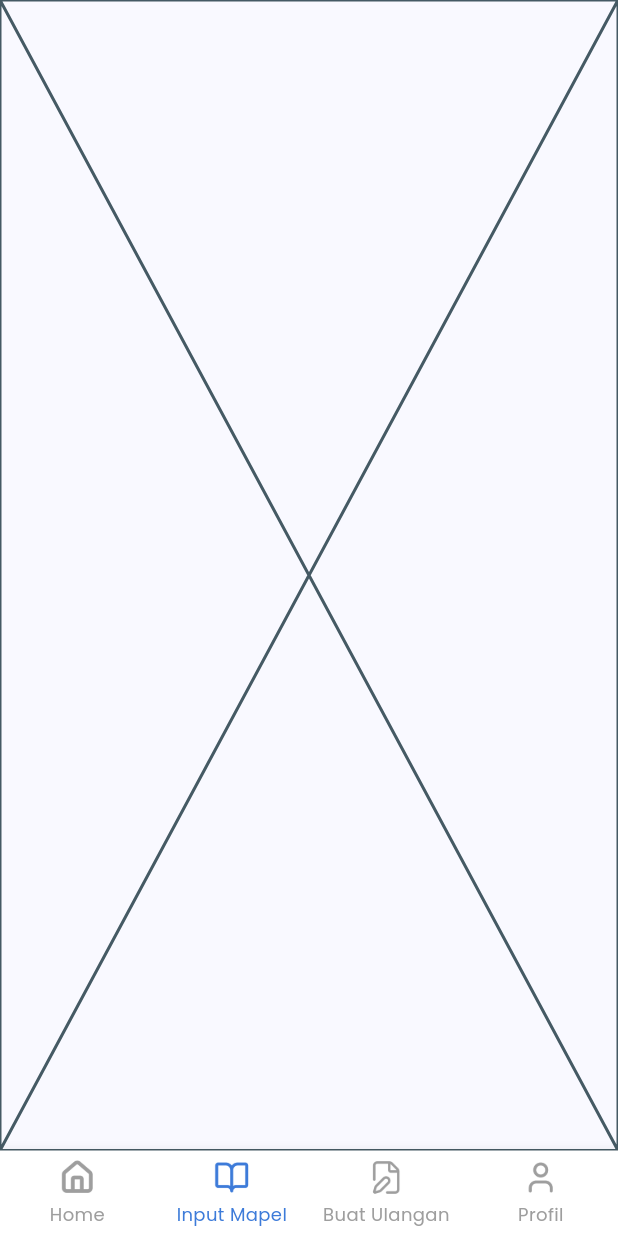
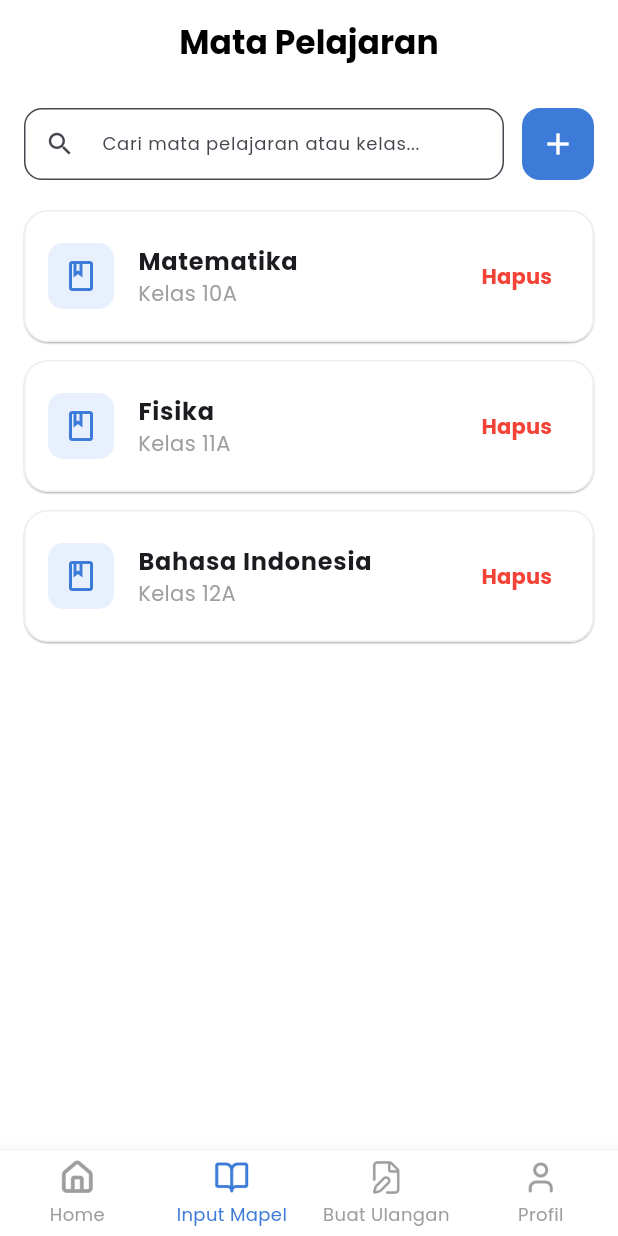
Before and after one commit to restuzaki/MentorA, a Flutter app: the screen it shows after launch, item 2 of the bottom bar chosen, on a phone screen of 412 x 824 dp. Run offline on Flutter 3.47's test engine with Material 3 defaults, Android fonts, the phone set to English and light mode, and no system bars; our stand-ins replace fl_chart, shared_preferences, video_player.

Commit message:
Add Subject Teacher Screen

```diff
--- a/lib/screen/teacher/home_teacher_screen.dart
+++ b/lib/screen/teacher/home_teacher_screen.dart
@@ -1,7 +1,7 @@
 import 'package:flutter/material.dart';
 import 'package:mentor_a/screen/teacher/dashboard_teacher_screen.dart';
 import 'package:mentor_a/screen/teacher/exam_teacher_screen.dart';
-import 'package:mentor_a/screen/teacher/input_mapel_screen.dart';
+import 'package:mentor_a/screen/teacher/subject_teacher_screen.dart';
 import 'package:mentor_a/widget/teacher_bottom_nav.dart';
 
 import '../profile_screen.dart';
@@ -17,7 +17,7 @@ class _HomeTeacherScreenState extends State<HomeTeacherScreen> {
   int _selectedIndex = 0;
   final List<Widget> _pages = [
     const DashboardTeacherScreen(),
-    const InputMapelScreen(),
+    const SubjectTeacherScreen(),
     const ExamTeacherScreen(),
     const ProfileScreen(),
   ];
--- a/lib/screen/teacher/input_mapel_screen.dart
+++ /dev/null
@@ -1,10 +0,0 @@
-import 'package:flutter/widgets.dart';
-
-class InputMapelScreen extends StatelessWidget {
-  const InputMapelScreen({super.key});
-
-  @override
-  Widget build(BuildContext context) {
-    return const Placeholder();
-  }
-}
--- a/lib/screen/teacher/subject_teacher_screen.dart
+++ b/lib/screen/teacher/subject_teacher_screen.dart
@@ -0,0 +1,96 @@
+import 'package:flutter/material.dart';
+import 'package:mentor_a/model/subject_model.dart';
+import 'package:mentor_a/screen/teacher/add_subject_teacher_screen.dart';
+import 'package:mentor_a/style/custom_color.dart';
+import 'package:mentor_a/widget/subject_card.dart';
+import 'package:mentor_a/widget/subject_search_bar.dart';
+
+class SubjectTeacherScreen extends StatefulWidget {
+  const SubjectTeacherScreen({super.key});
+
+  @override
+  State<SubjectTeacherScreen> createState() => _SubjectTeacherScreenState();
+}
+
+class _SubjectTeacherScreenState extends State<SubjectTeacherScreen> {
+  final List<Subject> subjects = [
+    Subject("Matematika", "Kelas 10A", []),
+    Subject("Fisika", "Kelas 11A", []),
+    Subject("Bahasa Indonesia", "Kelas 12A", []),
+  ];
+
+  void _navigateToAddSubject() {
+    Navigator.push(
+      context,
+      MaterialPageRoute(builder: (context) => const AddSubjectTeacherScreen()),
+    );
+  }
+
+  void _deleteSubject(int index) {
+    setState(() {
+      subjects.removeAt(index);
+    });
+
+    ScaffoldMessenger.of(context).showSnackBar(
+      const SnackBar(
+        content: Row(
+          children: [
+            Icon(Icons.check_circle, color: Colors.white),
+            SizedBox(width: 10),
+            Text("Mata pelajaran berhasil dihapus"),
+          ],
+        ),
+        backgroundColor: Colors.green,
+        behavior: SnackBarBehavior.floating,
+      ),
+    );
+  }
+
+  @override
+  Widget build(BuildContext context) {
+    return Scaffold(
+      backgroundColor: CustomColor.backgroundColor,
+      appBar: AppBar(
+        title: const Text(
+          "Mata Pelajaran",
+          style: TextStyle(color: Colors.black, fontWeight: FontWeight.bold),
+        ),
+        centerTitle: true,
+        backgroundColor: CustomColor.backgroundColor,
+        elevation: 0.5,
+        scrolledUnderElevation: 0,
+        surfaceTintColor: Colors.transparent,
+      ),
+      body: Padding(
+        padding: const EdgeInsets.all(16.0),
+        child: Column(
+          children: [
+            SubjectSearchBar(onAddPressed: _navigateToAddSubject),
+            const SizedBox(height: 20),
+            Expanded(
+              child: ListView.builder(
+                itemCount: subjects.length,
+                itemBuilder: (context, index) {
+                  return SubjectCard(
+                    title: subjects[index].name,
+                    subtitle: subjects[index].grade,
+                    trailing: TextButton(
+                      onPressed: () => _deleteSubject(index),
+                      child: const Text(
+                        "Hapus",
+                        style: TextStyle(
+                          color: Colors.red,
+                          fontWeight: FontWeight.w600,
+                        ),
+                      ),
+                    ),
+                  );
+                },
+              ),
+            ),
+          ],
+        ),
+      ),
+    );
+  }
+}
--- /dev/null
+++ b/lib/widget/subject_card.dart
@@ -0,0 +1,60 @@
+import 'package:flutter/material.dart';
+import 'package:mentor_a/style/custom_color.dart';
+
+/// A reusable subject list card with a book icon, title, subtitle,
+/// and an optional trailing widget (e.g. a "Hapus" button).
+/// Used on both student and teacher subject screens.
+class SubjectCard extends StatelessWidget {
+  final String title;
+  final String subtitle;
+  final VoidCallback? onTap;
+  final Widget? trailing;
+
+  const SubjectCard({
+    super.key,
+    required this.title,
+    required this.subtitle,
+    this.onTap,
+    this.trailing,
+  });
+
+  @override
+  Widget build(BuildContext context) {
+    return GestureDetector(
+      onTap: onTap,
+      child: Card(
+        color: CustomColor.backgroundColor,
+        shadowColor: Colors.grey,
+        elevation: 0.5,
+        margin: const EdgeInsets.only(bottom: 12),
+        shape: RoundedRectangleBorder(
+          borderRadius: BorderRadius.circular(16),
+          side: BorderSide(color: Colors.grey.shade200),
+        ),
+        child: ListTile(
+          contentPadding: const EdgeInsets.symmetric(
+            horizontal: 16,
+            vertical: 8,
+          ),
+          leading: Container(
+            padding: const EdgeInsets.all(10),
+            decoration: BoxDecoration(
+              color: const Color(0xFFE8F0FE),
+              borderRadius: BorderRadius.circular(10),
+            ),
+            child: const Icon(
+              Icons.book_outlined,
+              color: CustomColor.primaryColor,
+            ),
+          ),
+          title: Text(
+            title,
+            style: const TextStyle(fontWeight: FontWeight.w600),
+          ),
+          subtitle: Text(subtitle, style: const TextStyle(color: Colors.grey)),
+          trailing: trailing,
+        ),
+      ),
+    );
+  }
+}
--- /dev/null
+++ b/lib/widget/subject_search_bar.dart
@@ -0,0 +1,51 @@
+import 'package:flutter/material.dart';
+import 'package:mentor_a/style/custom_color.dart';
+
+/// A reusable search bar row with a "+" action button.
+/// Used on both student and teacher subject screens.
+class SubjectSearchBar extends StatelessWidget {
+  final String hintText;
+  final VoidCallback onAddPressed;
+
+  const SubjectSearchBar({
+    super.key,
+    this.hintText = "Cari mata pelajaran atau kelas...",
+    required this.onAddPressed,
+  });
+
+  @override
+  Widget build(BuildContext context) {
+    return Row(
+      children: [
+        Expanded(
+          child: TextField(
+            style: const TextStyle(fontSize: 12, color: Colors.grey),
+            decoration: InputDecoration(
+              hintText: hintText,
+              prefixIcon: const Icon(Icons.search, size: 20),
+              filled: true,
+              fillColor: Colors.white,
+              contentPadding: const EdgeInsets.symmetric(vertical: 10),
+              border: OutlineInputBorder(
+                borderRadius: BorderRadius.circular(12),
+                borderSide: const BorderSide(color: Colors.grey, width: 0.5),
+              ),
+            ),
+          ),
+        ),
+        const SizedBox(width: 12),
+        GestureDetector(
+          onTap: onAddPressed,
+          child: Container(
+            padding: const EdgeInsets.all(12),
+            decoration: BoxDecoration(
+              color: CustomColor.primaryColor,
+              borderRadius: BorderRadius.circular(12),
+            ),
+            child: const Icon(Icons.add, color: Colors.white),
+          ),
+        ),
+      ],
+    );
+  }
+}
```
Also changed, not shown: lib/screen/student/subject_student_screen.dart (+6 -71 lines), lib/screen/teacher/add_subject_teacher_screen.dart (added, +35 -0 lines).
